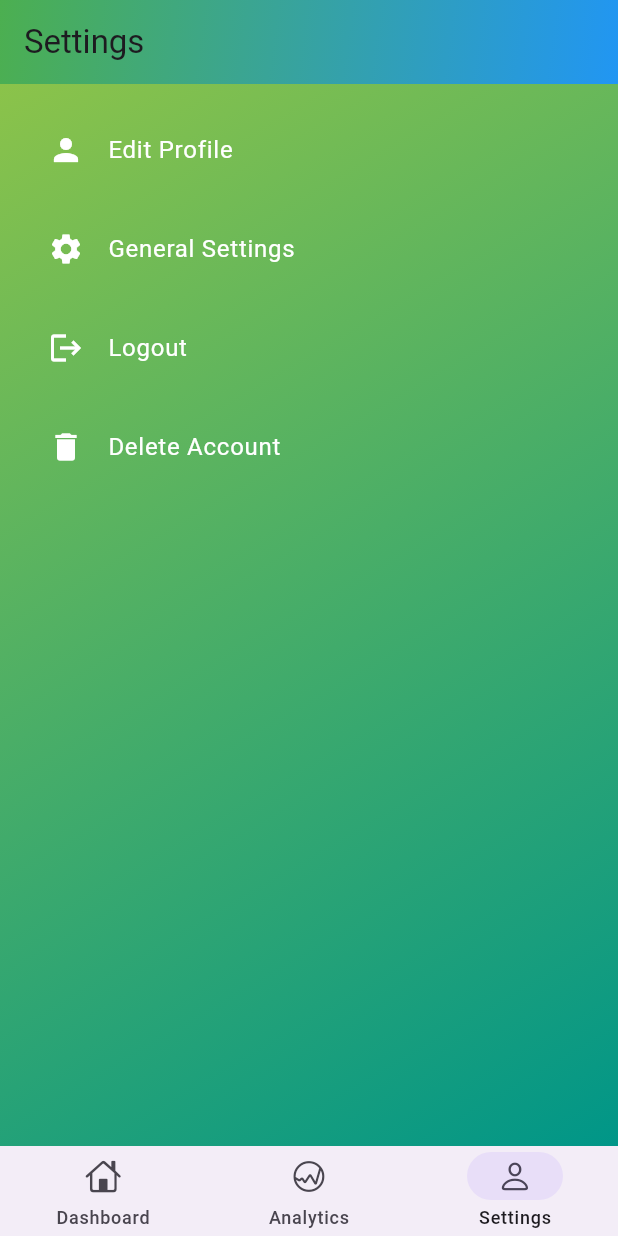
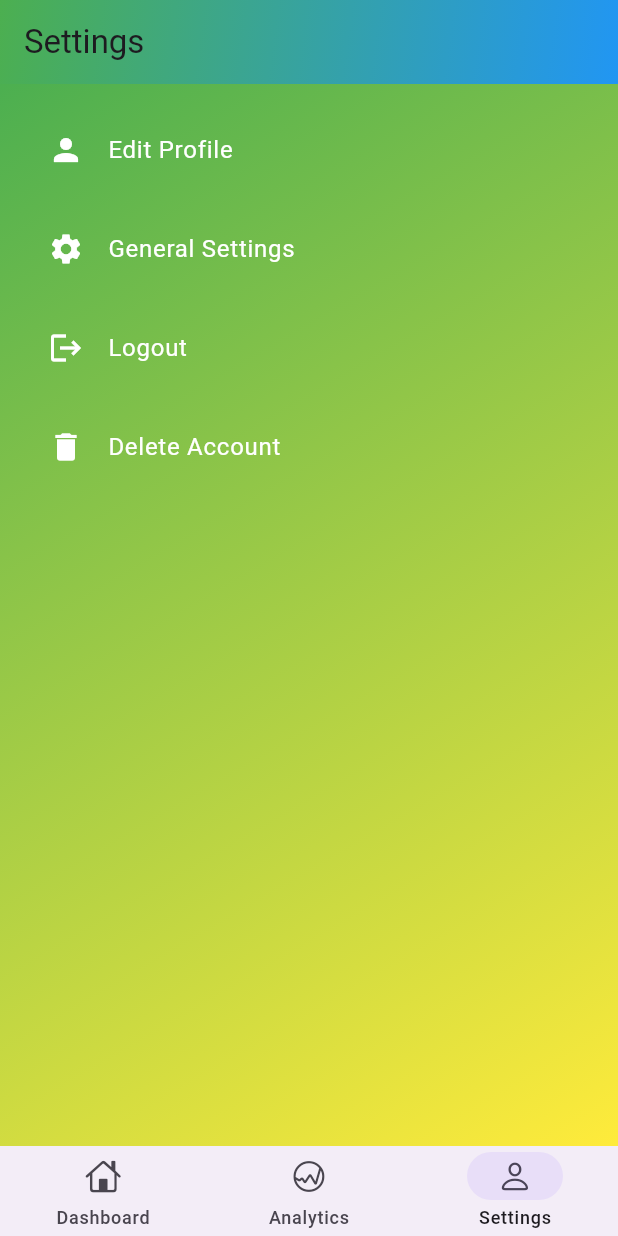
Before and after one commit to archanaarch123/BioFlock, a Flutter app: the screen it shows after launch, item 3 of the bottom bar chosen, on a phone screen of 412 x 824 dp. Run offline on Flutter 3.47's test engine with Material 3 defaults, Android fonts, the phone set to English and light mode, and no system bars; our stand-ins replace get; Roboto replaces fonts that are missing (YourCustomFont).

Commit message:
color chnaged

```diff
--- a/lib/pages/setting.dart
+++ b/lib/pages/setting.dart
@@ -38,7 +38,7 @@ class _SettingState extends State<Setting> {
       body: Container(
         decoration: const BoxDecoration(
           gradient: LinearGradient(
-            colors: [Colors.lightGreen, Colors.teal],
+            colors: [Colors.green, Colors.yellow],
             begin: Alignment.topLeft,
             end: Alignment.bottomRight,
           ),
```
Also changed, not shown: 126 other files.
